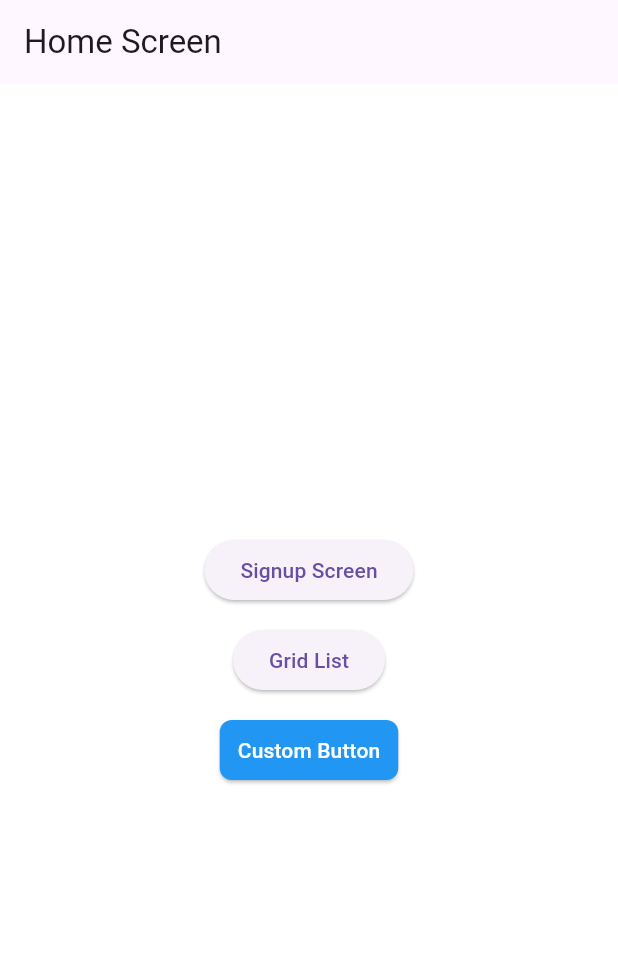
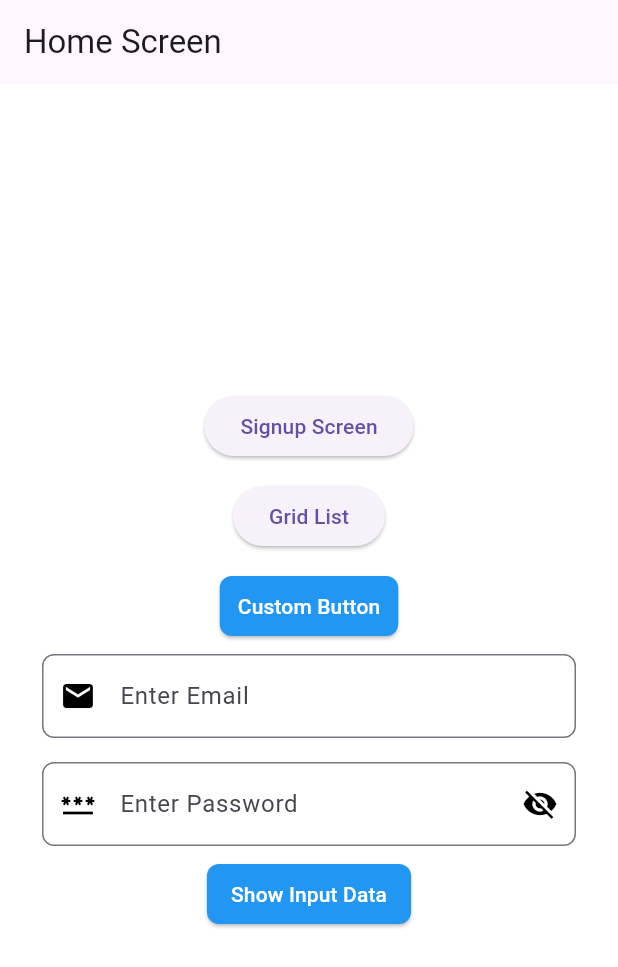
Before and after one commit to shyambuhecha7/flutter-journey, a Flutter app: the screen it shows after launch, on a phone screen of 412 x 824 dp. Shown: the top 967 px of the screen. Run offline on Flutter 3.47's test engine with Material 3 defaults, Android fonts, the phone set to English and light mode, and no system bars.

Commit message:
custom textfield

```diff
--- a/lib/HomeScreen.dart
+++ b/lib/HomeScreen.dart
@@ -1,6 +1,7 @@
 import 'package:flutter/material.dart';
 import 'package:my_first_project/GridScreen.dart';
 import 'package:my_first_project/components/custom_button.dart';
+import 'package:my_first_project/components/custom_text_field.dart';
 
 import 'SignUpScreen.dart';
 
@@ -10,6 +11,9 @@ class Homescreen extends StatefulWidget {
   @override
   State<Homescreen> createState() => _HomescreenState();
 }
+
+TextEditingController emailText = TextEditingController();
+TextEditingController passwordText = TextEditingController();
 
 class _HomescreenState extends State<Homescreen> {
   @override
@@ -54,6 +58,26 @@ class _HomescreenState extends State<Homescreen> {
               onPress: () {},
               padding: EdgeInsets.symmetric(horizontal: 12, vertical: 6),
             ),
+
+            CustomTextField(
+              hint: "Enter Email",
+              icon: Icons.email,
+              inputType: TextInputType.emailAddress,
+              isPassword: false,
+              controller: emailText,
+            ),
+            CustomTextField(
+              hint: "Enter Password",
+              icon: Icons.password,
+              inputType: TextInputType.visiblePassword,
+              isPassword: true,
+              controller: passwordText,
+            ),
+
+            Custombutton(text: "Show Input Data", onPress: (){
+              print("Email : ${emailText.text}");
+              print("Password : ${passwordText.text}");
+            }, padding: EdgeInsets.symmetric(horizontal: 16,vertical: 8))
           ],
         ),
       ),
--- /dev/null
+++ b/lib/components/custom_text_field.dart
@@ -0,0 +1,59 @@
+import 'package:flutter/material.dart';
+
+class CustomTextField extends StatefulWidget {
+
+  final TextEditingController controller;
+  final String hint;
+  final IconData icon;
+  final TextInputType inputType;
+  final bool isPassword;
+
+  const CustomTextField(
+      {super.key, required this.hint, required this.icon, required this.inputType, this.isPassword = false, required this.controller});
+
+  @override
+  State<CustomTextField> createState() => _CustomTextFieldState();
+}
+
+class _CustomTextFieldState extends State<CustomTextField> {
+
+  bool _obscureText = true;
+
+  @override
+  void initState() {
+    super.initState();
+    _obscureText = widget.isPassword;
+  }
+
+  @override
+  Widget build(BuildContext context) {
+    return Padding(
+      padding: const EdgeInsets.symmetric(horizontal: 16,vertical: 8),
+      child: TextField(
+        controller: widget.controller,
+        keyboardType: widget.inputType,
+        obscureText: widget.isPassword ? _obscureText : false,
+        decoration: InputDecoration(
+          prefixIcon: Icon(widget.icon, color: Colors.black),
+          hintText: widget.hint,
+          suffixIcon: widget.isPassword ? IconButton(icon: Icon(
+              _obscureText ? Icons.visibility_off : Icons.visibility,
+              color: Colors.black),
+              onPressed: () {
+                setState(() {
+                  _obscureText = !_obscureText;
+                });
+              }) : null,
+          border: OutlineInputBorder(
+          borderSide: BorderSide(
+          color: Colors.black,
+        width: 1,
+        strokeAlign: BorderSide.strokeAlignOutside,
+        ),
+        borderRadius: BorderRadius.circular(8),
+      ),)
+      ,
+      ),
+    );
+  }
+}
```
